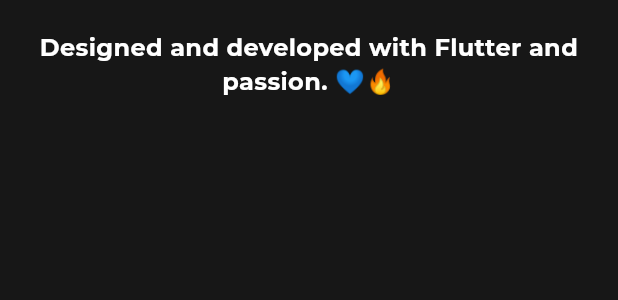
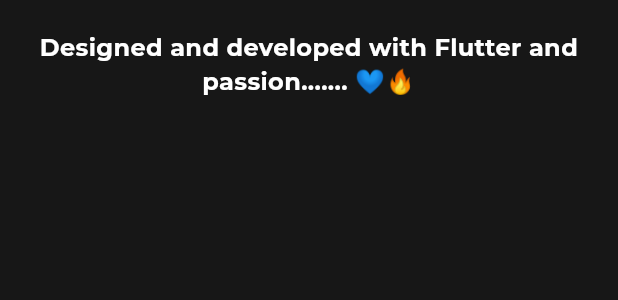
Before and after one commit to Sud2024/sudhashreeshejwal-website, a Flutter app: the Bottomline widget shown alone on an empty page, opened directly, on a phone screen of 412 x 824 dp. Shown: the top 300 px of the screen. Run offline on Flutter 3.47's test engine with Material 3 defaults, Android fonts, the phone set to English and light mode, and no system bars; our stand-ins replace animated_text_kit, confetti, font_awesome_flutter, google_fonts; missing offline and left inert: universal_html.

Commit message:
Updated website content

```diff
--- a/lib/pages/bottomline.dart
+++ b/lib/pages/bottomline.dart
@@ -20,7 +20,7 @@
             crossAxisAlignment: CrossAxisAlignment.center,
             children: [
               Text(
-                "Designed and developed with Flutter and passion. 💙🔥",
+                "Designed and developed with Flutter and passion....... 💙🔥",
                 textAlign: TextAlign.center,
                 style: GoogleFonts.montserrat(
                   color: Color(0xFFFFFFFF),
```
